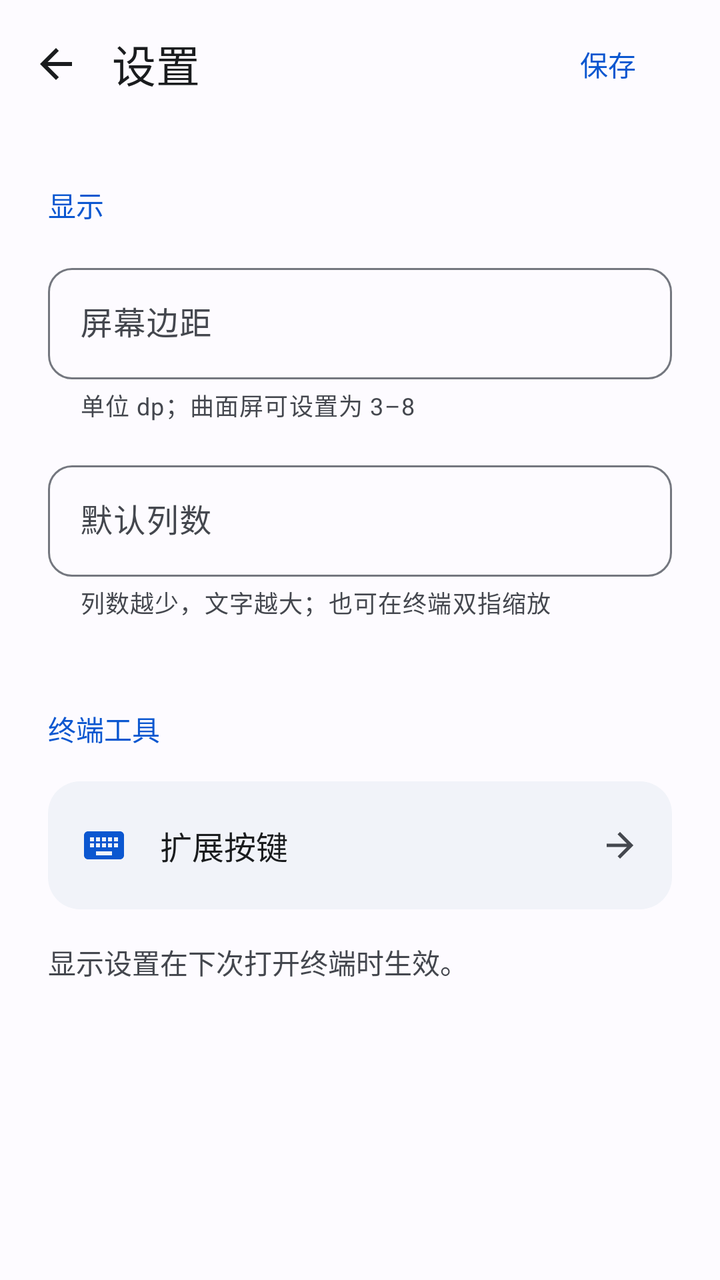
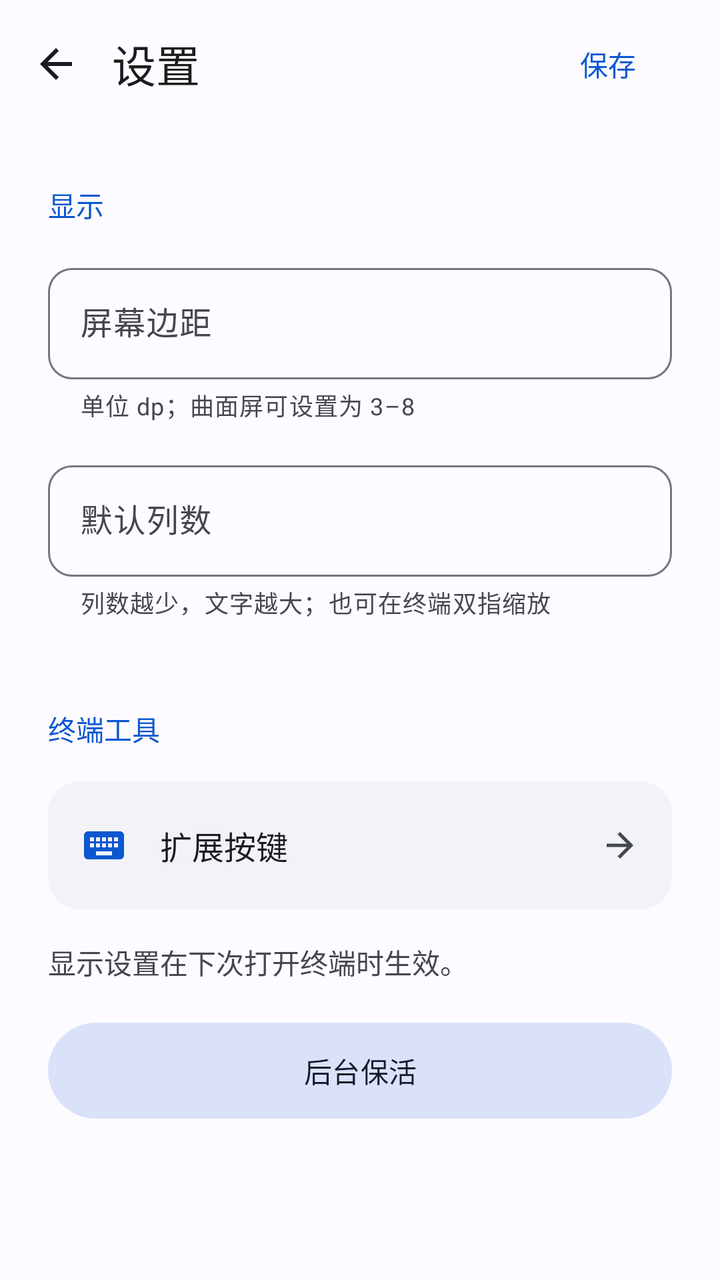

An Android layout rendered at two revisions. The XML below is the earlier revision; the diff shows what the commit changed to produce the second picture.
<!-- AndroidManifest.xml: application theme AppTheme -->
<!-- res/layout/dialog_settings.xml -->
<?xml version="1.0" encoding="utf-8"?>
<LinearLayout
    xmlns:android="http://schemas.android.com/apk/res/android"
    xmlns:app="http://schemas.android.com/apk/res-auto"
    android:layout_width="match_parent"
    android:layout_height="match_parent"
    android:orientation="vertical"
    android:background="?attr/colorSurface"
    android:fitsSystemWindows="true">
    <LinearLayout
        android:layout_width="match_parent"
        android:layout_height="wrap_content"
        android:minHeight="64dp"
        android:gravity="center_vertical"
        android:paddingEnd="12dp">
        <ImageButton
            android:id="@+id/btn_cancel_settings"
            android:layout_width="56dp"
            android:layout_height="56dp"
            android:background="?attr/selectableItemBackgroundBorderless"
            android:padding="16dp"
            android:src="@drawable/ic_arrow_back"
            app:tint="?attr/colorOnSurface"
            android:contentDescription="@string/navigate_back" />
        <TextView
            android:layout_width="0dp"
            android:layout_height="wrap_content"
            android:text="@string/settings_title"
            android:textSize="22sp"
            android:textColor="?attr/colorOnSurface"
            android:id="@+id/tv_dialog_title"
            android:layout_weight="1" />
        <com.google.android.material.button.MaterialButton
            android:id="@+id/btn_save_settings"
            style="@style/Widget.Material3.Button.TextButton"
            android:layout_width="wrap_content"
            android:layout_height="wrap_content"
            android:minHeight="48dp"
            android:text="@string/save" />
    </LinearLayout>
    <androidx.core.widget.NestedScrollView
        android:layout_width="match_parent"
        android:layout_height="0dp"
        android:layout_weight="1"
        android:fillViewport="true"
        android:clipToPadding="false">
        <LinearLayout
            android:layout_width="match_parent"
            android:layout_height="wrap_content"
            android:orientation="vertical"
            android:paddingStart="24dp"
            android:paddingEnd="24dp"
            android:paddingBottom="32dp">
            <TextView
                android:layout_width="match_parent"
                android:layout_height="wrap_content"
                android:text="@string/settings_display"
                android:textSize="14sp"
                android:textColor="?attr/colorPrimary"
                android:paddingTop="28dp"
                android:paddingBottom="16dp"
                android:fontFamily="sans-serif-medium" />
            <com.google.android.material.textfield.TextInputLayout
                style="@style/Widget.Baka.TextField"
                android:layout_width="match_parent"
                android:layout_height="wrap_content"
                android:layout_marginBottom="16dp"
                android:hint="@string/settings_inset"
                app:helperText="@string/settings_inset_help">
                <com.google.android.material.textfield.TextInputEditText
                    android:id="@+id/et_settings_inset"
                    android:layout_width="match_parent"
                    android:layout_height="wrap_content"
                    android:inputType="number"
                    android:textSize="16sp" />
            </com.google.android.material.textfield.TextInputLayout>
            <com.google.android.material.textfield.TextInputLayout
                style="@style/Widget.Baka.TextField"
                android:layout_width="match_parent"
                android:layout_height="wrap_content"
                android:layout_marginBottom="16dp"
                android:hint="@string/settings_columns"
                app:helperText="@string/settings_columns_help">
                <com.google.android.material.textfield.TextInputEditText
                    android:id="@+id/et_settings_cols"
                    android:layout_width="match_parent"
                    android:layout_height="wrap_content"
                    android:inputType="number"
                    android:textSize="16sp" />
            </com.google.android.material.textfield.TextInputLayout>
            <TextView
                android:layout_width="match_parent"
                android:layout_height="wrap_content"
                android:text="@string/settings_tools"
                android:textSize="14sp"
                android:textColor="?attr/colorPrimary"
                android:paddingTop="28dp"
                android:paddingBottom="16dp"
                android:fontFamily="sans-serif-medium" />
            <LinearLayout
                android:id="@+id/settings_extra_keys"
                android:layout_width="match_parent"
                android:layout_height="wrap_content"
                android:minHeight="64dp"
                android:layout_marginBottom="16dp"
                android:background="@drawable/bg_setting_row"
                android:foreground="?attr/selectableItemBackground"
                android:clickable="true"
                android:focusable="true"
                android:gravity="center_vertical"
                android:padding="16dp">
                <ImageView
                    android:layout_width="24dp"
                    android:layout_height="24dp"
                    android:src="@drawable/ic_keyboard"
                    app:tint="?attr/colorPrimary"
                    android:contentDescription="@null" />
                <TextView
                    android:layout_width="0dp"
                    android:layout_height="wrap_content"
                    android:text="@string/extra_keys_title"
                    android:textSize="16sp"
                    android:textColor="?attr/colorOnSurface"
                    android:id="@+id/settings_extra_keys_label"
                    android:layout_weight="1"
                    android:layout_marginStart="16dp" />
                <ImageView
                    android:layout_width="20dp"
                    android:layout_height="20dp"
                    android:src="@drawable/ic_arrow_forward"
                    app:tint="?attr/colorOnSurfaceVariant"
                    android:contentDescription="@null" />
            </LinearLayout>
            <TextView
                android:layout_width="match_parent"
                android:layout_height="wrap_content"
                android:text="@string/settings_apply_help"
                android:textSize="14sp"
                android:textColor="?attr/colorOnSurfaceVariant" />
        </LinearLayout>
    </androidx.core.widget.NestedScrollView>
</LinearLayout>
<!-- resources referenced by this layout -->
<resources>
  <!-- drawable bg_setting_row (drawable) -->
  <shape xmlns:android="http://schemas.android.com/apk/res/android" xmlns:app="http://schemas.android.com/apk/res-auto"><solid android:color="?attr/colorSurfaceContainer"/><corners android:radius="16dp"/></shape>
  <string name="extra_keys_title">扩展按键</string>
  <string name="navigate_back">返回</string>
  <string name="save">保存</string>
  <string name="settings_apply_help">显示设置在下次打开终端时生效。</string>
  <string name="settings_columns">默认列数</string>
  <string name="settings_columns_help">列数越少，文字越大；也可在终端双指缩放</string>
  <string name="settings_display">显示</string>
  <string name="settings_inset">屏幕边距</string>
  <string name="settings_inset_help">单位 dp；曲面屏可设置为 3–8</string>
  <string name="settings_title">设置</string>
  <string name="settings_tools">终端工具</string>
  <style name="AppTheme" parent="BaseAppTheme" />
  <color name="md_theme_onSurfaceVariant">#44474E</color>
  <color name="md_theme_primary">#0B57D0</color>
  <color name="md_theme_onPrimary">#FFFFFF</color>
  <color name="md_theme_primaryContainer">#D3E3FD</color>
  <color name="md_theme_onPrimaryContainer">#041E49</color>
  <color name="md_theme_secondary">#565E71</color>
  <color name="md_theme_onSecondary">#FFFFFF</color>
  <color name="md_theme_secondaryContainer">#DAE2F9</color>
  <color name="md_theme_onSecondaryContainer">#131C2B</color>
  <color name="md_theme_tertiary">#146C2E</color>
  <color name="md_theme_onTertiary">#FFFFFF</color>
  <color name="md_theme_tertiaryContainer">#C4EED0</color>
  <color name="md_theme_onTertiaryContainer">#072711</color>
  <color name="md_theme_error">#BA1A1A</color>
  <color name="md_theme_onError">#FFFFFF</color>
  <color name="md_theme_errorContainer">#FFDAD6</color>
  <color name="md_theme_onErrorContainer">#410002</color>
  <color name="md_theme_surface">#FDFBFF</color>
  <color name="md_theme_onSurface">#1A1C1E</color>
  <color name="md_theme_surfaceVariant">#E1E2EC</color>
  <color name="md_theme_surfaceContainerLowest">#FFFFFF</color>
  <color name="md_theme_surfaceContainerLow">#F7F8FC</color>
  <color name="md_theme_surfaceContainer">#F1F3F9</color>
  <color name="md_theme_surfaceContainerHigh">#ECEEF4</color>
  <color name="md_theme_surfaceContainerHighest">#E6E8EE</color>
  <color name="md_theme_onBackground">#1A1C1E</color>
  <color name="md_theme_outline">#74777F</color>
  <color name="md_theme_outlineVariant">#C4C6D0</color>
  <color name="term_surface">#111318</color>
  <style name="PixelBottomSheetDialogTheme" parent="ThemeOverlay.Material3.BottomSheetDialog">
          <item name="bottomSheetStyle">@style/PixelBottomSheetModalStyle</item>
      </style>
  <style name="PixelAlertDialogTheme" parent="ThemeOverlay.Material3.MaterialAlertDialog">
          <item name="shapeAppearance">@style/ShapeAppearance.Pixel.Dialog</item>
          <item name="colorSurface">?attr/colorSurfaceContainerHigh</item>
      </style>
  <style name="PixelBottomSheetModalStyle" parent="Widget.Material3.BottomSheet.Modal">
          <item name="backgroundTint">?attr/colorSurfaceContainerLow</item>
          <item name="shapeAppearance">@style/ShapeAppearance.Pixel.BottomSheet</item>
      </style>
  <style name="ShapeAppearance.Pixel.Dialog" parent="ShapeAppearance.Material3.Corner.ExtraLarge">
          <item name="cornerSize">28dp</item>
      </style>
  <style name="ShapeAppearance.Pixel.BottomSheet" parent="ShapeAppearance.Material3.Corner.ExtraLarge">
          <item name="cornerSizeTopLeft">28dp</item>
          <item name="cornerSizeTopRight">28dp</item>
          <item name="cornerSizeBottomLeft">0dp</item>
          <item name="cornerSizeBottomRight">0dp</item>
      </style>
  <!-- unchanged entries left out for length: 5 -->
</resources>

<!-- the commit's change to res/layout/dialog_settings.xml (unified diff, before → after) -->
@@ -137,6 +137,14 @@
                 android:text="@string/settings_apply_help"
                 android:textSize="14sp"
                 android:textColor="?attr/colorOnSurfaceVariant" />
+            <com.google.android.material.button.MaterialButton
+                android:id="@+id/settings_background"
+                style="@style/Widget.Material3.Button.TonalButton"
+                android:layout_width="match_parent"
+                android:layout_height="wrap_content"
+                android:minHeight="56dp"
+                android:layout_marginTop="16dp"
+                android:text="@string/background_settings" />
         </LinearLayout>
     </androidx.core.widget.NestedScrollView>
 </LinearLayout>
<!-- resource entries referenced after the edit -->
@@ -2,6 +2,7 @@
 <resources>
   <!-- drawable bg_setting_row (drawable) -->
   <shape xmlns:android="http://schemas.android.com/apk/res/android" xmlns:app="http://schemas.android.com/apk/res-auto"><solid android:color="?attr/colorSurfaceContainer"/><corners android:radius="16dp"/></shape>
+  <string name="background_settings">后台保活</string>
   <string name="extra_keys_title">扩展按键</string>
   <string name="navigate_back">返回</string>
   <string name="save">保存</string>
